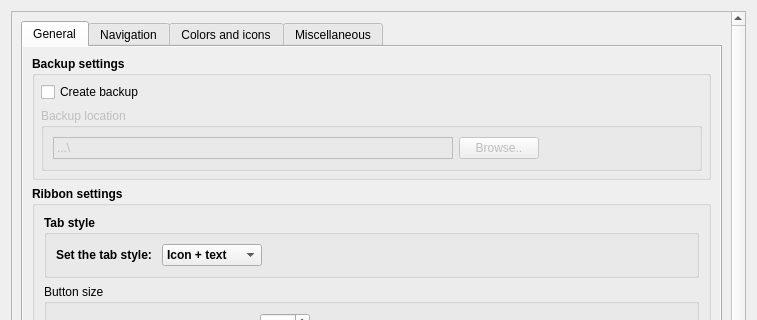
The window that Resources/ui/Settings.ui (APEbbers/FreeCAD-Ribbon) describes before a commit, drawn with Qt 5; both pictures show x 0 to 757 and y 0 to 320 of the 757 by 722 pixel window.
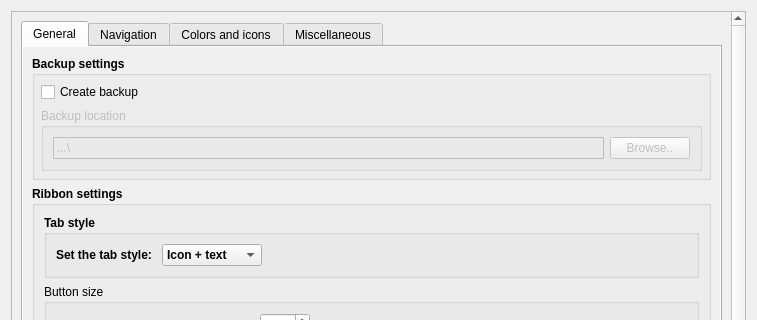
The same window after the commit. Custom widgets are drawn as their Qt base class.

Commit message: Further UI tweaks for preference dialog

```diff
--- a/Resources/ui/Settings.ui
+++ b/Resources/ui/Settings.ui
@@ -13,9 +13,15 @@
     <height>722</height>
    </rect>
   </property>
+  <property name="sizePolicy">
+   <sizepolicy hsizetype="MinimumExpanding" vsizetype="Preferred">
+    <horstretch>0</horstretch>
+    <verstretch>0</verstretch>
+   </sizepolicy>
+  </property>
   <property name="minimumSize">
    <size>
-    <width>0</width>
+    <width>600</width>
     <height>600</height>
    </size>
   </property>
@@ -194,7 +200,7 @@
                    <item row="0" column="0">
                     <widget class="QLabel" name="label_4">
                      <property name="sizePolicy">
-                      <sizepolicy hsizetype="MinimumExpanding" vsizetype="Preferred">
+                      <sizepolicy hsizetype="Preferred" vsizetype="Preferred">
                        <horstretch>0</horstretch>
                        <verstretch>0</verstretch>
                       </sizepolicy>
@@ -238,19 +244,6 @@
                      </property>
                     </widget>
                    </item>
-                   <item row="0" column="2">
-                    <spacer name="horizontalSpacer_9">
-                     <property name="orientation">
-                      <enum>Qt::Orientation::Horizontal</enum>
-                     </property>
-                     <property name="sizeHint" stdset="0">
-                      <size>
-                       <width>10</width>
-                       <height>20</height>
-                      </size>
-                     </property>
-                    </spacer>
-                   </item>
                   </layout>
                  </widget>
                 </item>
```
The commit also changes 1 other file.
